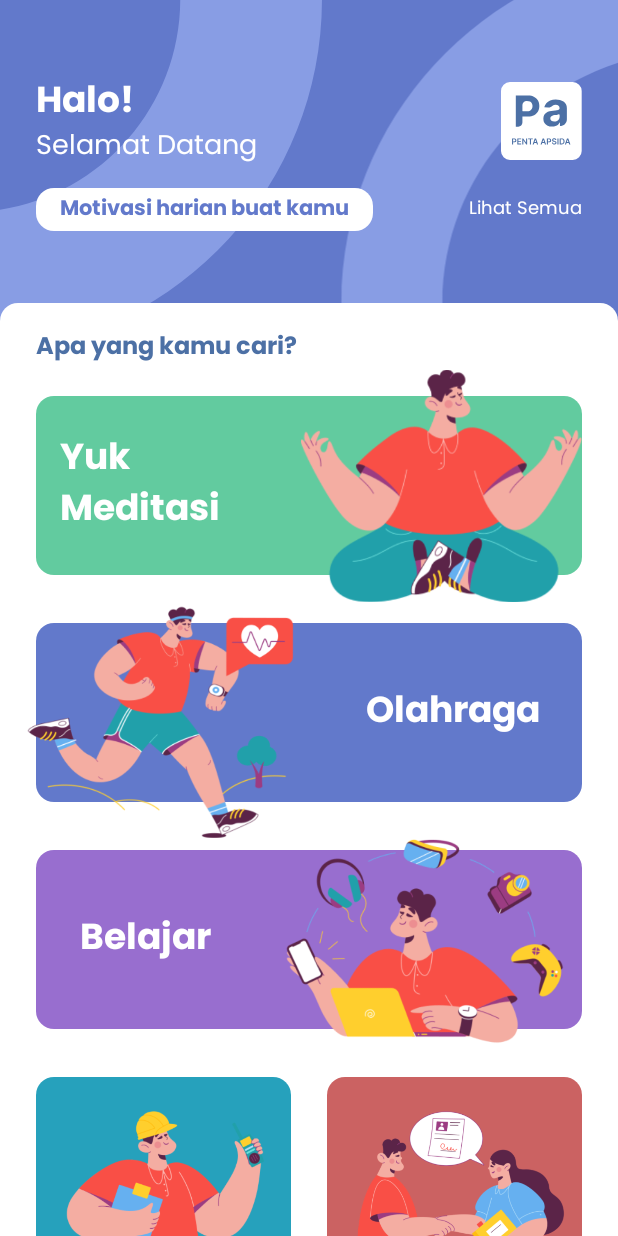
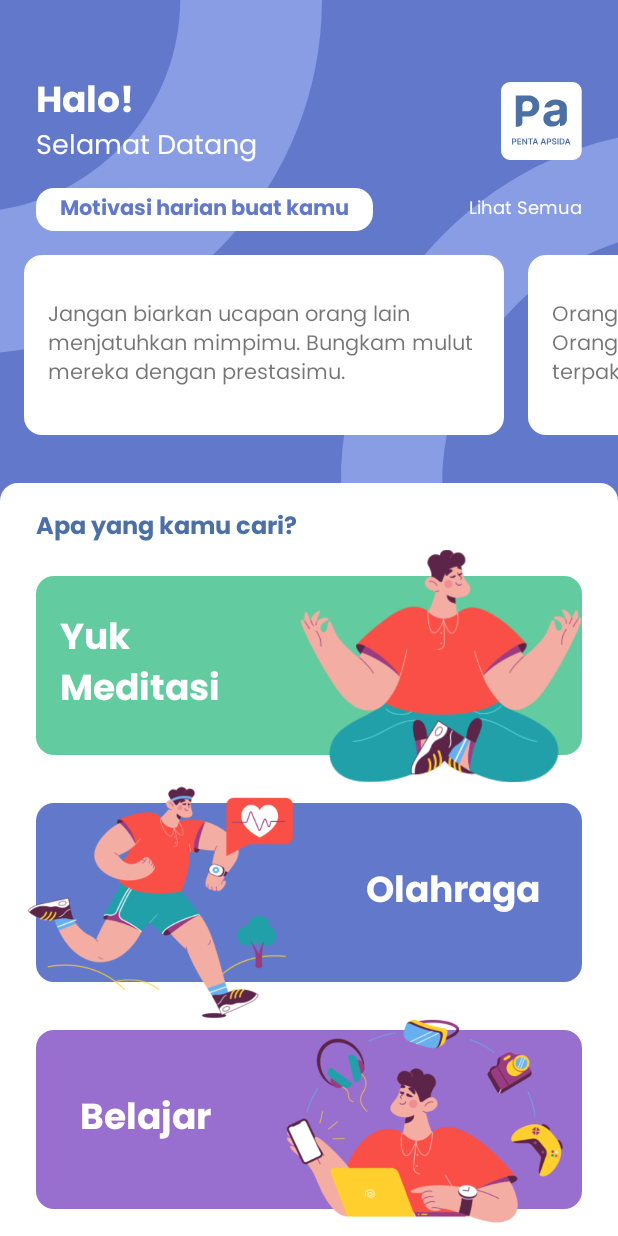
Before and after one commit to rizqifakhri1/PentaApsida, an Android app: the screen it shows after launch (MainActivity), on a phone screen of 412 x 824 dp. Run offline under Robolectric (Android 15) with nearby library versions, the phone set to English and light mode, and no system bars.

Commit message:
Homescreen desing

```diff
--- a/app/src/main/java/com/griding/pentaapsida/HomepageFragment.kt
+++ b/app/src/main/java/com/griding/pentaapsida/HomepageFragment.kt
@@ -5,29 +5,14 @@ import androidx.fragment.app.Fragment
 import android.view.LayoutInflater
 import android.view.View
 import android.view.ViewGroup
+import androidx.recyclerview.widget.LinearLayoutManager
+import androidx.recyclerview.widget.RecyclerView
+import com.griding.pentaapsida.databinding.FragmentHomepageBinding
 
-// TODO: Rename parameter arguments, choose names that match
-// the fragment initialization parameters, e.g. ARG_ITEM_NUMBER
-private const val ARG_PARAM1 = "param1"
-private const val ARG_PARAM2 = "param2"
+class HomepageFragment : Fragment() {
 
-/**
- * A simple [Fragment] subclass.
- * Use the [HomepageFragment.newInstance] factory method to
- * create an instance of this fragment.
- */
-class HomepageFragment : Fragment() {
-    // TODO: Rename and change types of parameters
-    private var param1: String? = null
-    private var param2: String? = null
-
-    override fun onCreate(savedInstanceState: Bundle?) {
-        super.onCreate(savedInstanceState)
-        arguments?.let {
-            param1 = it.getString(ARG_PARAM1)
-            param2 = it.getString(ARG_PARAM2)
-        }
-    }
+    private var _binding: FragmentHomepageBinding? = null
+    private val binding get() = _binding!!
 
     override fun onCreateView(
         inflater: LayoutInflater, container: ViewGroup?,
@@ -35,25 +20,13 @@ class HomepageFragment : Fragment() {
     ): View? {
         // Inflate the layout for this fragment
         return inflater.inflate(R.layout.fragment_homepage, container, false)
+
+
     }
 
-    companion object {
-        /**
-         * Use this factory method to create a new instance of
-         * this fragment using the provided parameters.
-         *
-         * @param param1 Parameter 1.
-         * @param param2 Parameter 2.
-         * @return A new instance of fragment HomepageFragment.
-         */
-        // TODO: Rename and change types and number of parameters
-        @JvmStatic
-        fun newInstance(param1: String, param2: String) =
-            HomepageFragment().apply {
-                arguments = Bundle().apply {
-                    putString(ARG_PARAM1, param1)
-                    putString(ARG_PARAM2, param2)
-                }
-            }
+    override fun onViewCreated(view: View, savedInstanceState: Bundle?) {
+        super.onViewCreated(view, savedInstanceState)
+
+
     }
 }
--- a/app/src/main/res/layout/fragment_homepage.xml
+++ b/app/src/main/res/layout/fragment_homepage.xml
@@ -71,17 +71,91 @@
             app:layout_constraintStart_toStartOf="@id/tv_halo"
             app:layout_constraintTop_toBottomOf="@id/tv_halo"/>
 
-        <androidx.recyclerview.widget.RecyclerView
-            android:id="@+id/rv_motivasi"
+
+
+        <HorizontalScrollView
+            android:id="@+id/list_motivasi"
+            android:layout_width="match_parent"
+            android:layout_height="120dp"
             android:layout_marginTop="16dp"
-            android:layout_width="match_parent"
-            android:layout_height="wrap_content"
-            tools:listitem="@layout/rv_motivasi"
-            android:orientation="horizontal"
-            app:layoutManager="androidx.recyclerview.widget.LinearLayoutManager"
+            android:layout_marginStart="16dp"
+            android:scrollbars="none"
             app:layout_constraintStart_toStartOf="parent"
             app:layout_constraintEnd_toEndOf="parent"
-            app:layout_constraintTop_toBottomOf="@id/judul_motivasi" />
+            app:layout_constraintTop_toBottomOf="@id/judul_motivasi">
+
+            <androidx.constraintlayout.widget.ConstraintLayout
+                android:layout_width="match_parent"
+                android:layout_height="match_parent">
+
+                <TextView
+                    android:id="@+id/tv_motivasi_satu"
+                    android:text="Jangan biarkan ucapan orang lain menjatuhkan mimpimu. Bungkam mulut mereka dengan prestasimu."
+                    android:layout_width="320dp"
+                    android:layout_height="120dp"
+                    android:fontFamily="@font/poppins_regular"
+                    android:padding="16dp"
+                    android:gravity="center_vertical"
+                    android:background="@drawable/bg_kotak"
+                    tools:layout_editor_absoluteX="0dp"
+                    tools:layout_editor_absoluteY="0dp"
+                    app:layout_constraintStart_toStartOf="parent"
+                    app:layout_constraintTop_toTopOf="parent"/>
+
+                <TextView
+                    android:id="@+id/tv_motivasi_dua"
+                    android:text="Orang bijak belajar ketika mereka bisa. Orang bodoh belajar ketika mereka terpaksa. -Arthur Wellesley"
+                    android:layout_width="320dp"
+                    android:layout_height="120dp"
+                    android:fontFamily="@font/poppins_regular"
+                    android:padding="16dp"
+                    android:gravity="center_vertical"
+                    android:background="@drawable/bg_kotak"
+                    tools:layout_editor_absoluteX="0dp"
+                    tools:layout_editor_absoluteY="0dp"
+                    android:layout_marginStart="16dp"
+                    app:layout_constraintStart_toEndOf="@id/tv_motivasi_satu"
+                    app:layout_constraintTop_toTopOf="parent"/>
+
+                <TextView
+                    android:id="@+id/tv_motivasi_tiga"
+                    android:text="Hiduplah seolah engkau mati besok. Belajarlah seolah engkau hidup selamanya. -Mahatma Gandhi"
+                    android:layout_width="320dp"
+                    android:layout_height="120dp"
+                    android:fontFamily="@font/poppins_regular"
+                    android:padding="16dp"
+                    android:gravity="center_vertical"
+                    android:background="@drawable/bg_kotak"
+                    tools:layout_editor_absoluteX="0dp"
+                    tools:layout_editor_absoluteY="0dp"
+                    android:layout_marginStart="16dp"
+                    app:layout_constraintStart_toEndOf="@id/tv_motivasi_dua"
+                    app:layout_constraintTop_toTopOf="parent"/>
+
+                <TextView
+                    android:id="@+id/tv_lihat_semua"
+                    android:text="Lihat Semua"
+                    android:layout_width="wrap_content"
+                    android:layout_height="120dp"
+                    android:fontFamily="@font/poppins_regular"
+                    android:padding="16dp"
+                    android:gravity="center_vertical"
+                    android:background="@drawable/bg_kotak"
+                    android:backgroundTint="@color/merah_muda"
+                    android:textColor="@color/white"
+                    tools:layout_editor_absoluteX="0dp"
+                    tools:layout_editor_absoluteY="0dp"
+                    android:layout_marginStart="16dp"
+                    android:layout_marginEnd="16dp"
+                    app:layout_constraintStart_toEndOf="@id/tv_motivasi_tiga"
+                    app:layout_constraintEnd_toEndOf="parent"
+                    app:layout_constraintTop_toTopOf="parent"/>
+
+
+
+            </androidx.constraintlayout.widget.ConstraintLayout>
+
+        </HorizontalScrollView>
 
         <ImageView
             android:id="@+id/bg_putih"
@@ -94,7 +168,7 @@
             app:layout_constraintEnd_toEndOf="parent"
             app:layout_constraintHorizontal_bias="0.0"
             app:layout_constraintStart_toStartOf="parent"
-            app:layout_constraintTop_toBottomOf="@id/rv_motivasi"
+            app:layout_constraintTop_toBottomOf="@id/list_motivasi"
             app:layout_constraintVertical_bias="0.0" />
 
         <TextView
@@ -164,7 +238,7 @@
             app:layout_constraintTop_toBottomOf="@id/tv_selamat_datang"/>
 
         <TextView
-            android:id="@+id/iv_see_all_motivasi"
+            android:id="@+id/tv_lihat_semua_menu"
             android:text="Lihat Semua"
             android:fontFamily="@font/poppins_regular"
             android:textSize="12dp"
--- a/app/src/main/res/layout/rv_motivasi.xml
+++ b/app/src/main/res/layout/rv_motivasi.xml
@@ -17,6 +17,7 @@
         app:layout_constraintBottom_toBottomOf="parent"/>
 
     <TextView
+        android:id="@+id/tv_text_motivasi"
         android:text="Jangan biarkan ucapan orang lain menjatuhkan mimpimu. Bungkam mulut mereka dengan prestasimu"
         android:gravity="center_vertical"
         android:fontFamily="@font/poppins_regular"
```
